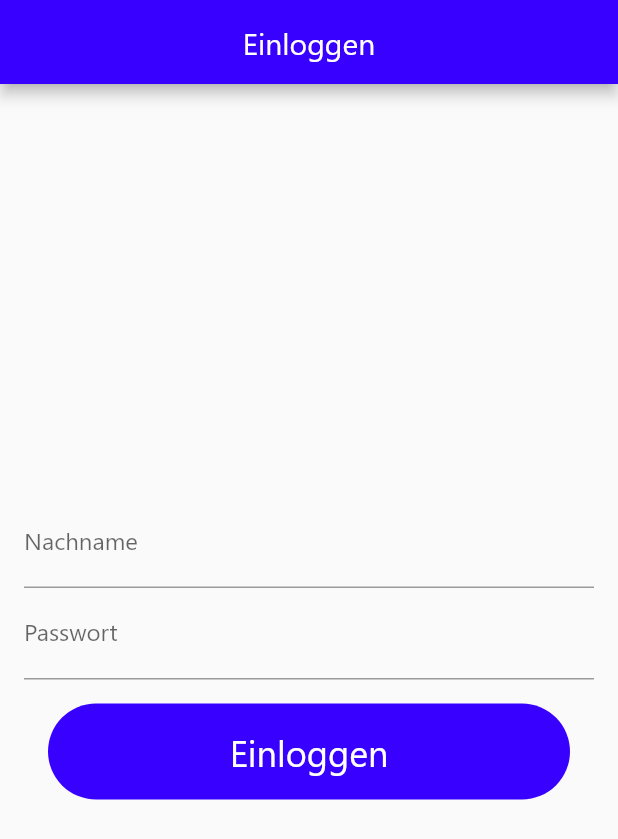
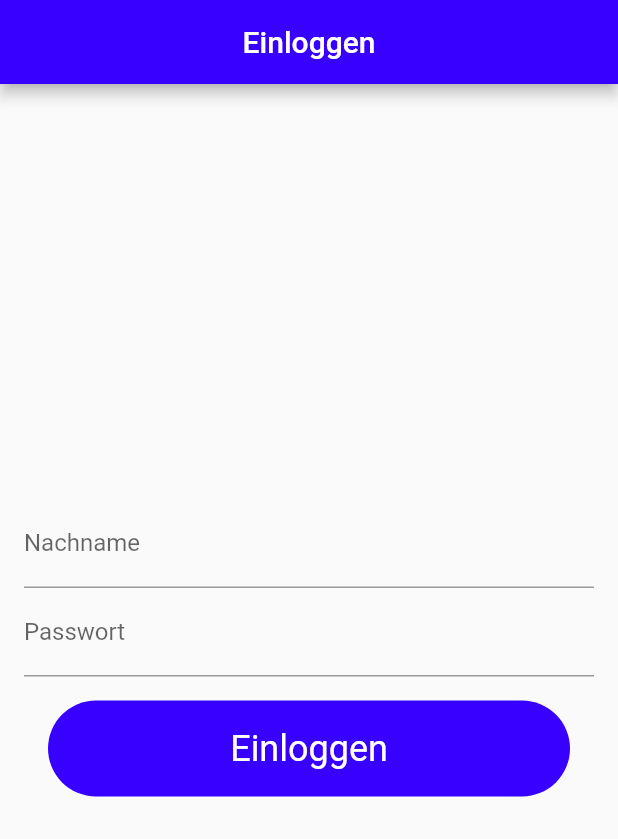
Before and after one commit to Butzlabben/snowwhite_manager_app, a Flutter app: the screen it shows after launch, on a phone screen of 412 x 824 dp. Shown: the top 839 px of the screen. Run offline on Flutter 3.47's test engine with Material 2 defaults, Android fonts, the phone set to English and light mode, and no system bars; our stand-ins replace flutter_secure_storage; missing offline and left inert: qr_code_scanner.

```diff
--- a/lib/main.dart
+++ b/lib/main.dart
@@ -1,9 +1,11 @@
 import 'package:flutter/cupertino.dart';
 import 'package:flutter/material.dart';
 import 'package:flutter_secure_storage/flutter_secure_storage.dart';
+import 'package:provider/provider.dart';
 import 'package:snowwhite_manager/api.dart';
 import 'package:snowwhite_manager/button.dart';
 import 'package:snowwhite_manager/screens/add_ticket.dart';
+import 'package:snowwhite_manager/screens/home.dart';
 import 'package:snowwhite_manager/screens/scan_ticket.dart';
 import 'package:snowwhite_manager/screens/verify.dart';
 
@@ -15,7 +17,9 @@ class SnowwhiteManager extends StatelessWidget {
     return MaterialApp(
       title: 'Snowwhite Manager',
       theme: ThemeData(
-          primaryColor: Color.fromRGBO(55, 0, 255, 1), fontFamily: 'Segoe UI'),
+        primaryColor: Color.fromRGBO(55, 0, 255, 1),
+       // fontFamily: 'Segoe UI',
+      ),
       routes: {
         '/': (context) => MainScreen(),
         '/addTicket': (context) => AddTicket(),
@@ -53,11 +57,11 @@ class _MainScreenState extends State<MainScreen> {
 
   @override
   Widget build(BuildContext context) {
-//    if (_loggedIn == null) return Container();
-//
-//    if (_loggedIn) {
-//      return Provider.value(child: HomeScreen(), value: _manager);
-//    } else {
+    if (_loggedIn == null) return Container();
+
+    if (_loggedIn) {
+      return HomeScreen(manager: _manager,);
+    } else {
     return Form(
       key: key,
       child: new Scaffold(
@@ -107,7 +111,7 @@ class _MainScreenState extends State<MainScreen> {
         ),
       ),
     );
-//    }
+    }
   }
 
   onTap() async {
@@ -133,16 +137,11 @@ class _MainScreenState extends State<MainScreen> {
   }
 
   checkUser() async {
-    print('Test');
     FlutterSecureStorage storage = FlutterSecureStorage();
-    print('Test3');
     String token = await storage.read(key: 'token');
-    print('Test5 :$token');
 
     if (token != null) {
-      print('Test1');
       VerifyResult res = await verifyToken(token);
-      print('Test2');
       if (res == VerifyResult.not) {
         await storage.delete(key: 'token');
         token = null;
```
Also changed, not shown: lib/api.dart (+7 -5 lines), lib/screens/dashboard.dart (+21 -4 lines), lib/screens/home.dart (+5 -2 lines), pubspec.yaml (+6 -6 lines).
